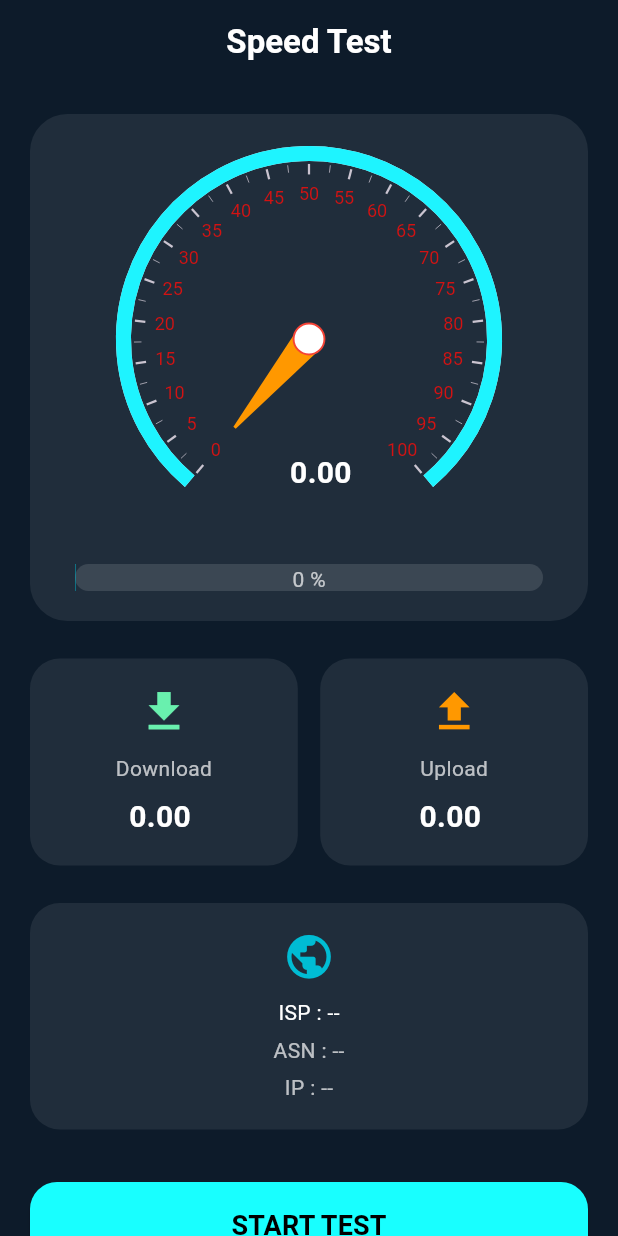
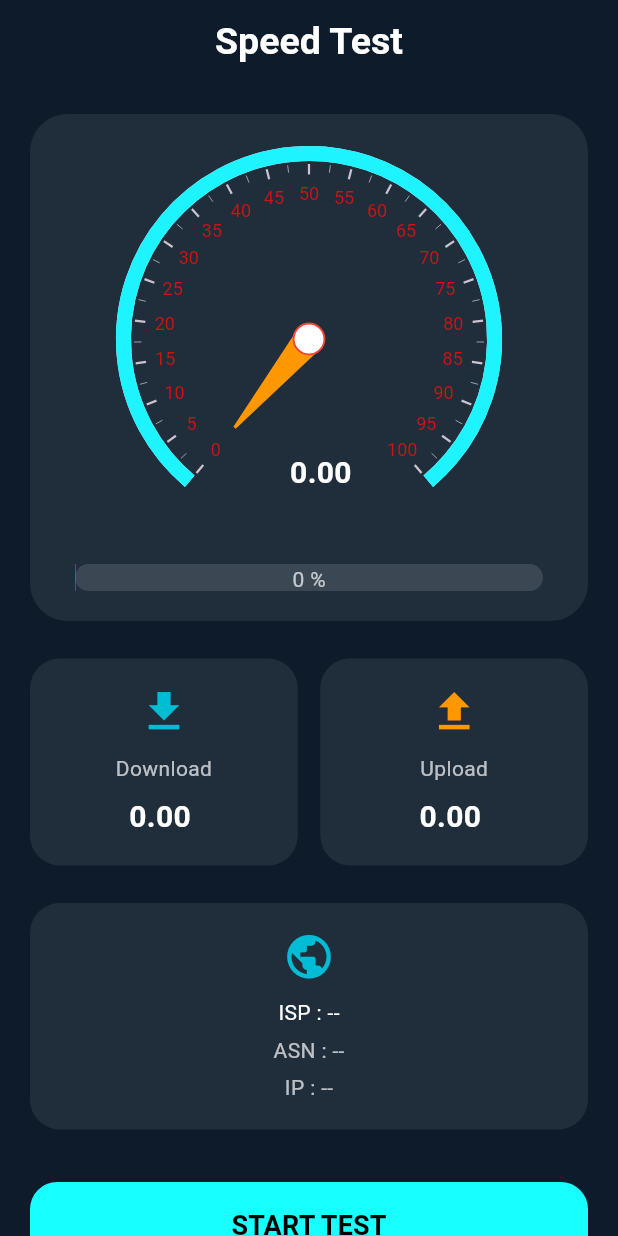
Before and after one commit to WmIsuru2001/Internet-Speed-Test-App, a Flutter app: the screen it shows after launch, on a phone screen of 412 x 824 dp. Run offline on Flutter 3.47's test engine with Material 3 defaults, Android fonts, the phone set to English and light mode, and no system bars; drawn by our look-alikes of percent_indicator, syncfusion_flutter_gauges; missing offline and left inert: flutter_internet_speed_test.

Commit message:
refactor: replace gauge with MeterCard and implement ValueDisCard for display

```diff
--- a/lib/speed_test_ui.dart
+++ b/lib/speed_test_ui.dart
@@ -1,8 +1,9 @@
 import 'package:flutter/foundation.dart';
 import 'package:flutter/material.dart';
 import 'package:flutter_internet_speed_test/flutter_internet_speed_test.dart';
+import 'package:internet_speed_test_app/widgets/meter_card.dart';
+import 'package:internet_speed_test_app/widgets/reuserble/value_dis_card.dart';
 import 'package:percent_indicator/flutter_percent_indicator.dart';
-import 'package:syncfusion_flutter_gauges/gauges.dart';
 
 class SpeedTestUi extends StatefulWidget {
   const SpeedTestUi({super.key});
@@ -51,7 +52,11 @@ class _SpeedTestUiState extends State<SpeedTestUi> {
         centerTitle: true,
         title: const Text(
           'Speed Test',
-          style: TextStyle(fontWeight: FontWeight.bold, color: Colors.white),
+          style: TextStyle(
+            fontWeight: FontWeight.bold,
+            color: Colors.white,
+            fontSize: 25,
+          ),
         ),
       ),
       body: SafeArea(
@@ -71,67 +76,9 @@ class _SpeedTestUiState extends State<SpeedTestUi> {
                       SizedBox(
                         height: 260,
 
-                        child: SfRadialGauge(
-                          axes: [
-                            RadialAxis(
-                              radiusFactor: 0.99,
-                              minorTicksPerInterval: 1,
-                              tickOffset: 2,
-                              useRangeColorForAxis: true,
-                              interval: 5,
-                              minimum: 0,
-                              maximum: 100,
-                              axisLabelStyle: GaugeTextStyle(
-                                color: const Color.fromARGB(255, 211, 18, 18),
-                              ),
-                              ranges: [
-                                GaugeRange(
-                                  color: Color.fromARGB(255, 30, 244, 255),
-                                  startValue: 0,
-                                  endValue: 100,
-                                  startWidth: 10,
-                                  endWidth: 10,
-                                ),
-                              ],
-                              pointers: [
-                                RangePointer(
-                                  value: displayRate,
-                                  width: 10,
-                                  color: Colors.orange,
-                                  enableAnimation: true,
-                                ),
-                                NeedlePointer(
-                                  value: displayRate,
-                                  enableAnimation: true,
-                                  needleColor: Colors.orange,
-                                  tailStyle: TailStyle(
-                                    color: Colors.white,
-                                    borderWidth: 0.1,
-                                    borderColor: Colors.blue,
-                                  ),
-                                  knobStyle: KnobStyle(
-                                    color: Colors.white,
-                                    borderColor: Colors.red,
-                                    borderWidth: 0.01,
-                                  ),
-                                ),
-                              ],
-                              annotations: [
-                                GaugeAnnotation(
-                                  widget: Text(
-                                    displayRate.toStringAsFixed(2) + unitText,
-                                    style: TextStyle(
-                                      color: Colors.white,
-                                      fontWeight: FontWeight.bold,
-                                      fontSize: 20,
-                                    ),
-                                  ),
-                                  angle: 85,
-                                  positionFactor: 0.7,
-                                ),
-                              ],
-                            ),
-                          ],
+                        child: MeterCard(
+                          displayRate: displayRate,
+                          unitText: unitText,
                         ),
                       ),
                       const SizedBox(height: 20),
@@ -155,70 +102,20 @@ class _SpeedTestUiState extends State<SpeedTestUi> {
                 const SizedBox(height: 25),
                 Row(
                   children: [
-                    Expanded(
-                      child: Container(
-                        padding: const EdgeInsets.all(18),
-                        decoration: BoxDecoration(
-                          color: Colors.white.withValues(alpha: .08),
-                          borderRadius: BorderRadius.circular(20),
-                        ),
-                        child: Column(
-                          children: [
-                            const Icon(
-                              Icons.download,
-                              color: Colors.greenAccent,
-                              size: 35,
-                            ),
-                            const SizedBox(height: 10),
-                            const Text(
-                              'Download',
-                              style: TextStyle(color: Colors.white70),
-                            ),
-                            const SizedBox(height: 8),
-                            Text(
-                              '${_downloadRate.toStringAsFixed(2)} $unitText',
-                              style: const TextStyle(
-                                color: Colors.white,
-                                fontWeight: FontWeight.bold,
-                                fontSize: 20,
-                              ),
-                            ),
-                          ],
-                        ),
-                      ),
+                    ValueDisCard(
+                      value: _downloadRate,
+                      unitText: unitText,
+                      name: 'Download',
+                      icon: Icons.download,
+                      iconColor: Colors.cyan,
                     ),
                     const SizedBox(width: 15),
-                    Expanded(
-                      child: Container(
-                        padding: const EdgeInsets.all(18),
-                        decoration: BoxDecoration(
-                          color: Colors.white.withValues(alpha: .08),
-                          borderRadius: BorderRadius.circular(20),
-                        ),
-                        child: Column(
-                          children: [
-                            const Icon(
-                              Icons.upload,
-                              color: Colors.orange,
-                              size: 35,
-                            ),
-                            const SizedBox(height: 10),
-                            const Text(
-                              'Upload',
-                              style: TextStyle(color: Colors.white70),
-                            ),
-                            const SizedBox(height: 8),
-                            Text(
-                              '${_uploadRate.toStringAsFixed(2)} $unitText',
-                              style: const TextStyle(
-                                color: Colors.white,
-                                fontWeight: FontWeight.bold,
-                                fontSize: 20,
-                              ),
-                            ),
-                          ],
-                        ),
-                      ),
+                    ValueDisCard(
+                      value: _uploadRate,
+                      unitText: unitText,
+                      name: 'Upload',
+                      icon: Icons.upload,
+                      iconColor: Colors.orange,
                     ),
                   ],
                 ),
--- /dev/null
+++ b/lib/widgets/meter_card.dart
@@ -0,0 +1,79 @@
+import 'package:flutter/material.dart';
+import 'package:syncfusion_flutter_gauges/gauges.dart';
+
+class MeterCard extends StatelessWidget {
+  const MeterCard({
+    super.key,
+    required this.displayRate,
+    required this.unitText,
+  });
+
+  final double displayRate;
+  final String unitText;
+
+  @override
+  Widget build(BuildContext context) {
+    return SfRadialGauge(
+      axes: [
+        RadialAxis(
+          radiusFactor: 0.99,
+          minorTicksPerInterval: 1,
+          tickOffset: 2,
+          useRangeColorForAxis: true,
+          interval: 5,
+          minimum: 0,
+          maximum: 100,
+          axisLabelStyle: GaugeTextStyle(
+            color: const Color.fromARGB(255, 211, 18, 18),
+          ),
+          ranges: [
+            GaugeRange(
+              color: Color.fromARGB(255, 30, 244, 255),
+              startValue: 0,
+              endValue: 100,
+              startWidth: 10,
+              endWidth: 10,
+            ),
+          ],
+          pointers: [
+            RangePointer(
+              value: displayRate,
+              width: 10,
+              color: Colors.orange,
+              enableAnimation: true,
+            ),
+            NeedlePointer(
+              value: displayRate,
+              enableAnimation: true,
+              needleColor: Colors.orange,
+              tailStyle: TailStyle(
+                color: Colors.white,
+                borderWidth: 0.1,
+                borderColor: Colors.blue,
+              ),
+              knobStyle: KnobStyle(
+                color: Colors.white,
+                borderColor: Colors.red,
+                borderWidth: 0.01,
+              ),
+            ),
+          ],
+          annotations: [
+            GaugeAnnotation(
+              widget: Text(
+                displayRate.toStringAsFixed(2) + unitText,
+                style: TextStyle(
+                  color: Colors.white,
+                  fontWeight: FontWeight.bold,
+                  fontSize: 20,
+                ),
+              ),
+              angle: 85,
+              positionFactor: 0.7,
+            ),
+          ],
+        ),
+      ],
+    );
+  }
+}
--- /dev/null
+++ b/lib/widgets/reuserble/value_dis_card.dart
@@ -0,0 +1,89 @@
+// import 'package:flutter/material.dart';
+
+// class ValueDisCard extends StatelessWidget {
+//   const ValueDisCard({
+//     super.key,
+//     required this._downloadRate,
+//     required this.unitText,
+//   });
+
+//   final double _downloadRate;
+//   final String unitText;
+
+//   @override
+//   Widget build(BuildContext context) {
+//     return Expanded(
+//       child: Container(
+//         padding: const EdgeInsets.all(18),
+//         decoration: BoxDecoration(
+//           color: Colors.white.withValues(alpha: .08),
+//           borderRadius: BorderRadius.circular(20),
+//         ),
+//         child: Column(
+//           children: [
+//             const Icon(Icons.download, color: Colors.greenAccent, size: 35),
+//             const SizedBox(height: 10),
+//             const Text('Download', style: TextStyle(color: Colors.white70)),
+//             const SizedBox(height: 8),
+//             Text(
+//               '${_downloadRate.toStringAsFixed(2)} $unitText',
+//               style: const TextStyle(
+//                 color: Colors.white,
+//                 fontWeight: FontWeight.bold,
+//                 fontSize: 20,
+//               ),
+//             ),
+//           ],
+//         ),
+//       ),
+//     );
+//   }
+// }
+
+import 'package:flutter/material.dart';
+
+class ValueDisCard extends StatelessWidget {
+  const ValueDisCard({
+    super.key,
+    required this.value,
+    required this.unitText,
+    required this.name,
+    required this.icon,
+    this.iconColor = Colors.greenAccent,
+  });
+
+  final double value;
+  final String unitText;
+  final String name;
+  final IconData icon;
+  final Color iconColor;
+
+  @override
+  Widget build(BuildContext context) {
+    return Expanded(
+      child: Container(
+        padding: const EdgeInsets.all(18),
+        decoration: BoxDecoration(
+          color: Colors.white.withValues(alpha: .08),
+          borderRadius: BorderRadius.circular(20),
+        ),
+        child: Column(
+          children: [
+            Icon(icon, color: iconColor, size: 35),
+            const SizedBox(height: 10),
+            Text(name, style: const TextStyle(color: Colors.white70)),
+            const SizedBox(height: 8),
+            Text(
+              '${value.toStringAsFixed(2)} $unitText',
+              style: const TextStyle(
+                color: Colors.white,
+                fontWeight: FontWeight.bold,
+                fontSize: 20,
+              ),
+            ),
+          ],
+        ),
+      ),
+    );
+  }
+}
```
